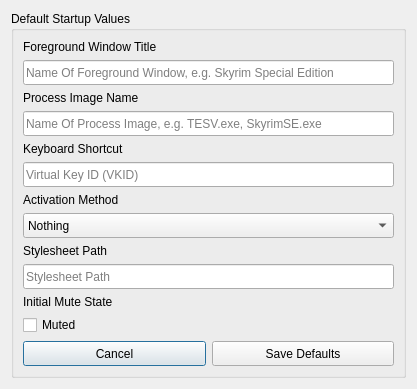
Qt form source/json_settings_dialog.ui (PsychedelicShayna/cursor-locker) before a commit.
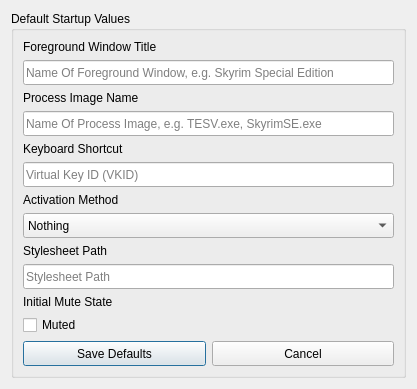
The same form after that commit.

Commit message: Inverted position of Save/Cancel buttons

What changed in the file:
```diff
--- a/source/json_settings_dialog.ui
+++ b/source/json_settings_dialog.ui
@@ -245,7 +245,7 @@
          <enum>QLayout::SetFixedSize</enum>
         </property>
         <item>
-         <widget class="QPushButton" name="btnCancel">
+         <widget class="QPushButton" name="btnSaveDefaults">
           <property name="sizePolicy">
            <sizepolicy hsizetype="Minimum" vsizetype="Fixed">
             <horstretch>0</horstretch>
@@ -259,12 +259,12 @@
            </size>
           </property>
           <property name="text">
-           <string>Cancel</string>
+           <string>Save Defaults</string>
           </property>
          </widget>
         </item>
         <item>
-         <widget class="QPushButton" name="btnSaveDefaults">
+         <widget class="QPushButton" name="btnCancel">
           <property name="sizePolicy">
            <sizepolicy hsizetype="Minimum" vsizetype="Fixed">
             <horstretch>0</horstretch>
@@ -278,7 +278,7 @@
            </size>
           </property>
           <property name="text">
-           <string>Save Defaults</string>
+           <string>Cancel</string>
           </property>
          </widget>
         </item>
```
